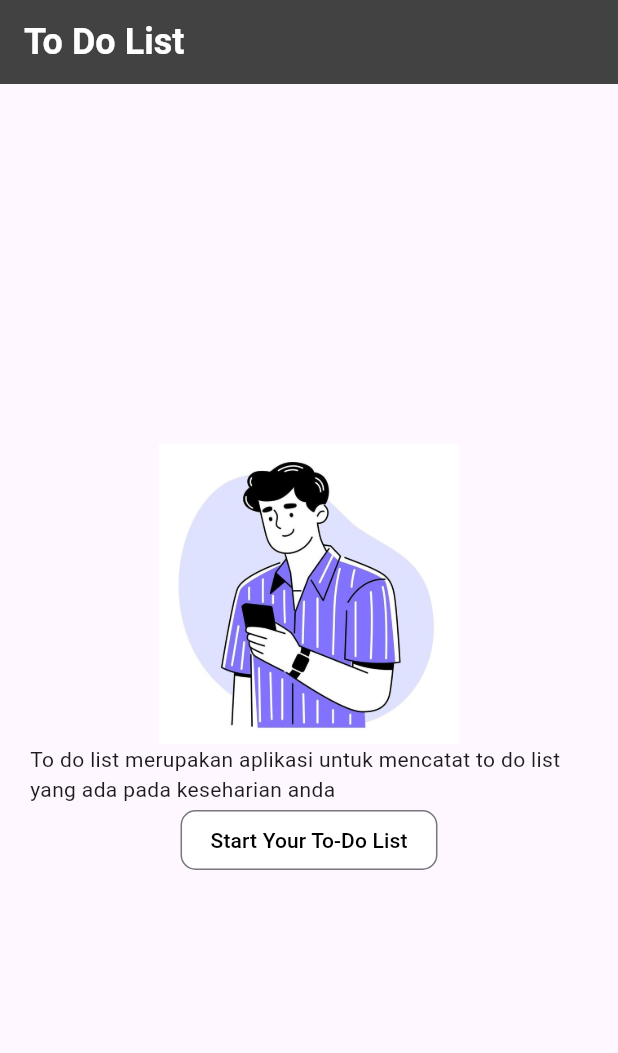
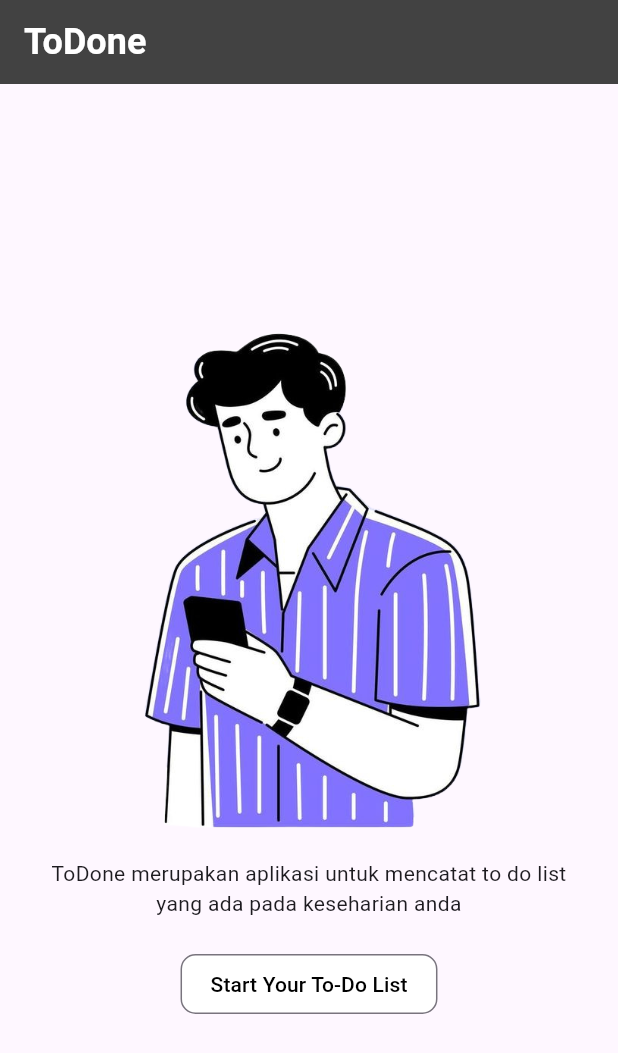
Before and after one commit to Ariyalex/ToDone, a Flutter app: the screen it shows after launch, on a phone screen of 412 x 824 dp. Shown: the top 1053 px of the screen. Run offline on Flutter 3.47's test engine with Material 3 defaults, Android fonts, the phone set to English and light mode, and no system bars.

Commit message:
rename app title to 'ToDone', update home screen image width, and enhance description layout

```diff
--- a/lib/home_screen.dart
+++ b/lib/home_screen.dart
@@ -9,7 +9,7 @@ class HomeScreen extends StatelessWidget {
       appBar: AppBar(
         backgroundColor: Colors.grey[800],
         title: const Text(
-            'To Do List',
+            'ToDone',
             style: TextStyle(
               color: Colors.white,
               fontSize: 24,
@@ -25,11 +25,13 @@ class HomeScreen extends StatelessWidget {
             children: <Widget>[
               Image.asset(
                 'images/home_screen.jpg',
-                width: 200,
+                width: 400,
               ),
               const Text(
-                'To do list merupakan aplikasi untuk mencatat to do list yang ada pada keseharian anda'
+                'ToDone merupakan aplikasi untuk mencatat to do list yang ada pada keseharian anda',
+                textAlign: TextAlign.center,
               ),
+              const SizedBox(height: 20),
               OutlinedButton(
                 onPressed: () {},
                 style: OutlinedButton.styleFrom(
--- a/lib/main.dart
+++ b/lib/main.dart
@@ -13,7 +13,6 @@ class MyApp extends StatelessWidget {
     return MaterialApp(
       title: 'Flutter Demo',
       theme: ThemeData(
-        primarySwatch: Colors.indigo,
       ),
       home: const HomeScreen(),
     );
```
Also changed, not shown: images/home_screen.jpg.
